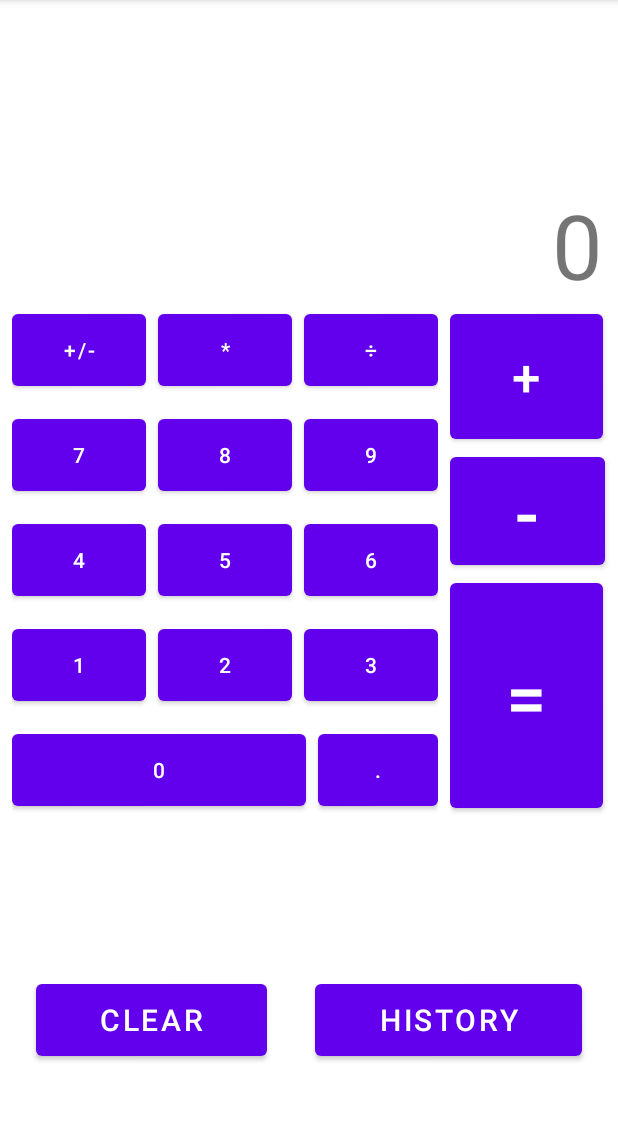
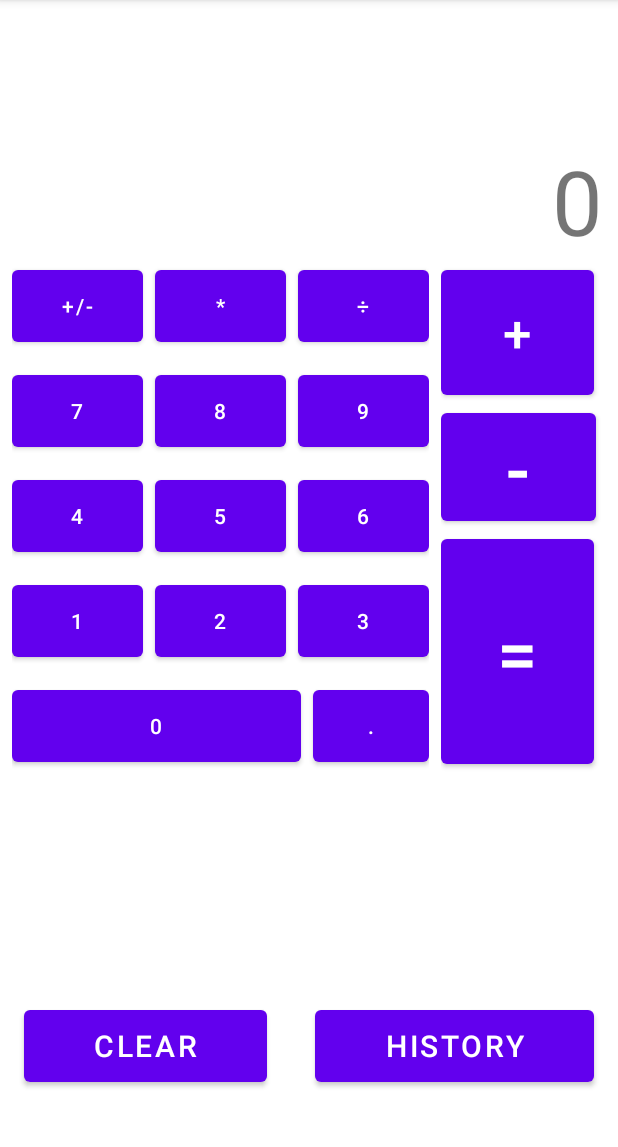
Before and after one commit to typinghare/android-bhcc, an Android app: the screen it shows after launch (MainActivity), after a tap on an icon or button, on a phone screen of 412 x 824 dp, the part 84-1231 px from its top. Run offline under Robolectric (Android 15) with nearby library versions, the phone set to English and light mode, and no system bars.

Commit message:
Mar 13, 2022

```diff
--- a/calculator/src/main/java/csc244/calculator/MainActivity.kt
+++ b/calculator/src/main/java/csc244/calculator/MainActivity.kt
@@ -2,23 +2,27 @@ package csc244.calculator
 
 import androidx.appcompat.app.AppCompatActivity
 import android.os.Bundle
+import android.util.Log
 import android.widget.Button
 import android.widget.TextView
 import csc244.calculator.core.BinaryOperator
 import csc244.calculator.core.Calculator
 import csc244.calculator.core.Num
 import csc244.calculator.core.Operator
+import kotlin.math.log
 
 class MainActivity : AppCompatActivity() {
     private val calculator = Calculator()
+
+    private var num: Num = Num.long(0)
+
+    private var isOperatorSet: Boolean = false
 
     override fun onCreate(savedInstanceState: Bundle?) {
         super.onCreate(savedInstanceState)
         setContentView(R.layout.activity_main)
 
-        val textDisplay = findViewById<TextView>(R.id.text_display)
         val buttonList: MutableList<Button> = mutableListOf()
-
         buttonList.add(findViewById(R.id.btn_number_0))
         buttonList.add(findViewById(R.id.btn_number_1))
         buttonList.add(findViewById(R.id.btn_number_2))
@@ -30,17 +34,17 @@ class MainActivity : AppCompatActivity() {
         buttonList.add(findViewById(R.id.btn_number_8))
         buttonList.add(findViewById(R.id.btn_number_9))
 
-        for ((number, button) in buttonList.withIndex()) {
-            button.setOnClickListener {
-                val text = textDisplay.text.toString()
-                "$text$number".also { textDisplay.text = it }
-            }
+        for ((digit, button) in buttonList.withIndex()) {
+            button.setOnClickListener { appendDigit(digit) }
         }
 
-        val btnPlus = findViewById<TextView>(R.id.btn_plus)
-        val btnMinus = findViewById<TextView>(R.id.btn_minus)
-        val btnMultiply = findViewById<TextView>(R.id.btn_multiply)
-        val btnDivide = findViewById<TextView>(R.id.btn_divide)
+        val btnDot: Button = findViewById(R.id.btn_dot)
+        btnDot.setOnClickListener { appendDot() }
+
+        val btnPlus: Button = findViewById(R.id.btn_plus)
+        val btnMinus: Button = findViewById(R.id.btn_minus)
+        val btnMultiply: Button = findViewById(R.id.btn_multiply)
+        val btnDivide: Button = findViewById(R.id.btn_divide)
 
         btnPlus.setOnClickListener { setOperator(BinaryOperator.PLUS) }
         btnMinus.setOnClickListener { setOperator(BinaryOperator.MINUS) }
@@ -59,9 +63,49 @@ class MainActivity : AppCompatActivity() {
         display(text)
     }
 
+    private fun appendDigit(digit: Int) {
+        if (num.isLong() && num.toLong() == 0L) {
+            // replace
+            num = Num.long(digit)
+        } else if (num.isLong()) {
+            // appends
+            num = Num.long(num.toLong() * 10 + digit)
+        } else if (num.isDouble()) {
+            val numStr: String = num.toDouble().toString() + digit.toString()
+            num = Num.double(numStr.toDouble())
+        }
+
+        Log.d("num", num.toString())
+        displayNum(num)
+    }
+
+    private fun appendDot() {
+
+    }
+
     private fun setOperator(operator: Operator) {
-        val statement = calculator.setOperator(operator) ?: return
-
-        displayNum(statement.getResult())
+        val statement = calculator.register(num)
+        if (statement == null) {
+            val statementAfter = calculator.setOperator(operator)
+            if (statementAfter == null) {
+                num = Num.long(0)
+            } else {
+                num = statementAfter.getResult()
+                calculator.register(num)
+                displayNum(num)
+            }
+        } else {
+            num = statement.getResult()
+            calculator.register(num)
+            displayNum(num)
+            val statementAfter = calculator.setOperator(operator)
+            if (statementAfter == null) {
+                num = Num.long(0)
+            } else {
+                num = statementAfter.getResult()
+                calculator.register(num)
+                displayNum(num)
+            }
+        }
     }
 }
--- a/calculator/src/main/java/csc244/calculator/core/Num.kt
+++ b/calculator/src/main/java/csc244/calculator/core/Num.kt
@@ -29,6 +29,10 @@ class Num(
     fun toDouble(): Double {
         return number.toDouble();
     }
+
+    override fun toString(): String {
+        return number.toString()
+    }
 }
 
 enum class NumType {
--- a/calculator/src/main/res/layout/activity_main.xml
+++ b/calculator/src/main/res/layout/activity_main.xml
@@ -6,32 +6,34 @@
     android:layout_height="match_parent"
     tools:context=".MainActivity">
 
+    <LinearLayout
+        android:layout_width="match_parent"
+        android:layout_height="match_parent"
+        android:orientation="vertical">
+
         <TextView
             android:id="@+id/text_display"
-        android:layout_width="411dp"
-        android:layout_height="203dp"
+            android:layout_width="match_parent"
+            android:layout_height="0dp"
+            android:layout_weight="0.25"
             android:gravity="bottom|end"
             android:paddingStart="10dp"
             android:paddingEnd="10dp"
             android:text="@string/_0"
-        android:textSize="60sp"
-        app:layout_constraintEnd_toEndOf="parent"
-        app:layout_constraintHorizontal_bias="1.0"
-        app:layout_constraintStart_toStartOf="parent"
-        app:layout_constraintTop_toTopOf="parent" />
+            android:textSize="60sp" />
 
         <LinearLayout
             android:id="@+id/linearLayout"
             android:layout_width="match_parent"
-        android:layout_height="350dp"
+            android:layout_height="0dp"
             android:layout_marginStart="8dp"
-        android:orientation="horizontal"
-        app:layout_constraintStart_toStartOf="parent"
-        app:layout_constraintTop_toBottomOf="@+id/text_display">
+            android:layout_weight="0.65"
+            android:orientation="horizontal">
 
             <LinearLayout
-            android:layout_width="284dp"
+                android:layout_width="match_parent"
                 android:layout_height="match_parent"
+                android:layout_weight="0.7"
                 android:orientation="vertical">
 
                 <LinearLayout
@@ -220,14 +222,10 @@
         <LinearLayout
             android:id="@+id/linearLayout2"
             android:layout_width="match_parent"
-        android:layout_height="176dp"
-        android:layout_marginStart="8dp"
-        android:layout_marginEnd="8dp"
-        android:layout_marginBottom="0dp"
+            android:layout_height="0dp"
+            android:layout_weight="0.2"
             android:gravity="center_vertical"
-        android:orientation="horizontal"
-        app:layout_constraintBottom_toBottomOf="parent"
-        app:layout_constraintStart_toStartOf="parent">
+            android:orientation="horizontal">
 
             <Button
                 android:id="@+id/btn_clear"
@@ -251,4 +249,7 @@
                 android:textSize="20sp"
                 tools:ignore="ButtonStyle" />
         </LinearLayout>
+
+    </LinearLayout>
+
 </androidx.constraintlayout.widget.ConstraintLayout>
```
Also changed, not shown: calculator/src/main/java/csc244/calculator/core/Calculator.kt (+5 -3 lines). Lines whose indentation alone changed are shown as unchanged.
